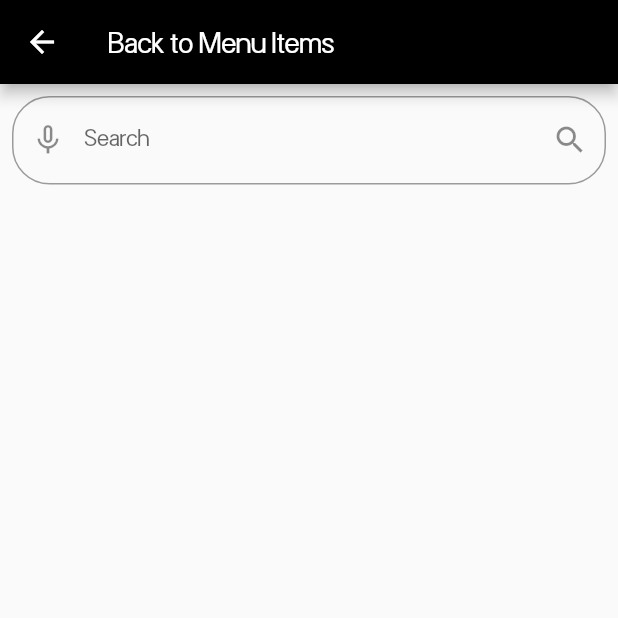
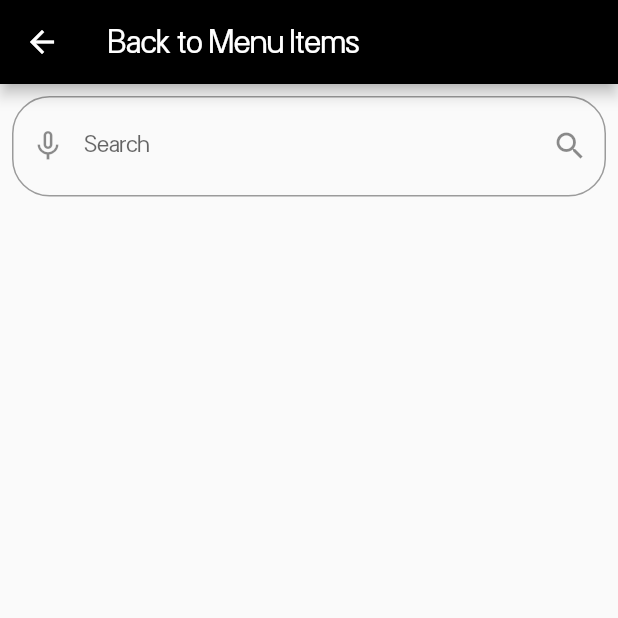
Before and after one commit to pedrosc1967/pro_insurance_dictionary, a Flutter app: the SearchScreen screen opened directly, on a phone screen of 412 x 824 dp, the top half of it. Run offline on Flutter 3.47's test engine with Material 2 defaults, Android fonts, the phone set to English and light mode, and no system bars; our stand-ins replace easy_localization, firebase_analytics, firebase_core, flutter_tts, package_info, sentry and 3 more; missing offline and left inert: onesignal_flutter, rate_my_app; accounts and stored records are empty.

Commit message:
Initial commit First version 1.0.0 on Friday, 8.oct.2021 New Icon

```diff
--- a/assets/translations/de-DE.json
+++ b/assets/translations/de-DE.json
@@ -16,7 +16,7 @@
   "alphabetical_index" : "Alphabetischer Index",
   "back_alpha" : "Zurück zum Alphabetischen Index",
   "back_menu" : "Zurück zu den Menüpunkten",
-  "share_text_android": "Dieses Wörterbuch ist sehr gut \n Schauen Sie es sich an: \n https://play.google.com/store/apps/details?id=com.aplanetbit.dictionary.insurance",
+  "share_text_android": "Dieses Wörterbuch ist sehr gut \n Schauen Sie es sich an: \n https://play.google.com/store/apps/details?id=com.aplanetbit.pro.dictionary.insurance",
   "share_text_ios" : "Dieses Wörterbuch ist sehr gut \n Schauen Sie es sich an:  \n https://apps.apple.com/us/app/dictionary-of-insurance/id1545741185",
   "share_subject" : "Sehr gutes Wörterbuch",
   "say_button" : "Sag es!",
--- a/assets/translations/en-US.json
+++ b/assets/translations/en-US.json
@@ -16,7 +16,7 @@
   "alphabetical_index" : "Alphabetical Index",
   "back_alpha" : "Back to Alphabetical Index",
   "back_menu" : "Back to Menu Items",
-  "share_text_android": "This dictionary is very good \n Have a look at it: \n https://play.google.com/store/apps/details?id=com.aplanetbit.dictionary.insurance",
+  "share_text_android": "This dictionary is very good \n Have a look at it: \n https://play.google.com/store/apps/details?id=com.aplanetbit.pro.dictionary.insurance",
   "share_text_ios" : "This dictionary is very good \n Have a look at it: \n https://apps.apple.com/us/app/dictionary-of-insurance/id1545741185",
   "share_subject" : "Very good dictionary",
   "say_button" : "Say it!",
--- a/assets/translations/es-ES.json
+++ b/assets/translations/es-ES.json
@@ -16,7 +16,7 @@
   "alphabetical_index" : "Índice alfabético",
   "back_alpha" : "Volver al índice alfabético",
   "back_menu" : "Volver al menú principal",
-  "share_text_android": "Este diccionario es muy bueno \n Échale un vistazo: \n https://play.google.com/store/apps/details?id=com.aplanetbit.dictionary.insurance",
+  "share_text_android": "Este diccionario es muy bueno \n Échale un vistazo: \n https://play.google.com/store/apps/details?id=com.aplanetbit.pro.dictionary.insurance",
   "share_text_ios" : "Este diccionario es muy bueno \n Échale un vistazo: \n https://apps.apple.com/us/app/dictionary-of-insurance/id1545741185",
   "share_subject" : "Un muy buen diccionario",
   "say_button" : "¡Dilo!",
--- a/assets/translations/fr-FR.json
+++ b/assets/translations/fr-FR.json
@@ -16,7 +16,7 @@
   "alphabetical_index" : "Index alphabétique",
   "back_alpha" : "Retour à l'index alphabétique",
   "back_menu" : "Retour au menu principal",
-  "share_text_android": "Ce dictionnaire est très bon \n Jetez-y un coup d'œil : \n https://play.google.com/store/apps/details?id=com.aplanetbit.dictionary.insurance",
+  "share_text_android": "Ce dictionnaire est très bon \n Jetez-y un coup d'œil : \n https://play.google.com/store/apps/details?id=com.aplanetbit.pro.dictionary.insurance",
   "share_text_ios" : "Ce dictionnaire est très bon \n Jetez-y un coup d'œil : \n https://apps.apple.com/us/app/dictionary-of-insurance/id1545741185",
   "share_subject" : "Un excellent dictionnaire",
   "say_button" : "Dites-le !",
--- a/assets/translations/it-IT.json
+++ b/assets/translations/it-IT.json
@@ -16,7 +16,7 @@
   "alphabetical_index" : "Torna all'Indice Alfabetico",
   "back_alpha" : "Torna all'Indice Alfabetico",
   "back_menu" : "Torna alle voci di Menu",
-  "share_text_android": "Questo dizionario è molto buono \n Date un'occhiata: \n https://play.google.com/store/apps/details?id=com.aplanetbit.dictionary.insurance",
+  "share_text_android": "Questo dizionario è molto buono \n Date un'occhiata: \n https://play.google.com/store/apps/details?id=com.aplanetbit.pro.dictionary.insurance",
   "share_text_ios" : "Questo dizionario è molto buono \n Date un'occhiata: \n https://apps.apple.com/us/app/dictionary-of-insurance/id1545741185",
   "share_subject" : "Un dizionario molto buono",
   "say_button" : "Dillo!",
--- a/lib/alphabetical_screen.dart
+++ b/lib/alphabetical_screen.dart
@@ -1,9 +1,9 @@
 import 'package:flutter/material.dart';
-import 'package:insurance_dictionary/alpha_searched_screen.dart';
+import 'package:pro_insurance_dictionary/alpha_searched_screen.dart';
 import 'dart:convert';
 import 'package:easy_localization/easy_localization.dart';
-import 'package:insurance_dictionary/utils/responsive.dart';
-import 'package:insurance_dictionary/constants.dart';
+import 'package:pro_insurance_dictionary/utils/responsive.dart';
+import 'package:pro_insurance_dictionary/constants.dart';
 
 // ignore: must_be_immutable
 class AlphabeticalScreen extends StatefulWidget {
--- a/lib/constants.dart
+++ b/lib/constants.dart
@@ -13,7 +13,7 @@ class Constants {
   static const String URLAplanetBitAndroid = 'https://aplanetbit.com';
   static const String URLAplanetBitiOS = 'https://aplanetbit.com/?page_id=1359';
   static const String URLRateUsAndroid =
-      'https://play.google.com/store/apps/details?id=com.aplanetbit.dictionary.insurance';
+      'https://play.google.com/store/apps/details?id=com.aplanetbit.pro.dictionary.insurance';
   static const String URLRateUSIOS =
       'https://apps.apple.com/us/app/dictionary-of-insurance/id1545741185?action=write-review';
   static const double heigthPercentFontSize = 2.7;
--- a/lib/destination.dart
+++ b/lib/destination.dart
@@ -1,11 +1,11 @@
 // import 'package:facebook_audience_network/facebook_audience_network.dart';
 import 'package:flutter/material.dart';
-import 'package:insurance_dictionary/tts_helper.dart';
+import 'package:pro_insurance_dictionary/tts_helper.dart';
 // import 'facebook_code.dart';
 import 'package:share/share.dart';
 import 'package:easy_localization/easy_localization.dart';
-import 'package:insurance_dictionary/utils/responsive.dart';
-import 'package:insurance_dictionary/constants.dart';
+import 'package:pro_insurance_dictionary/utils/responsive.dart';
+import 'package:pro_insurance_dictionary/constants.dart';
 
 // ignore: must_be_immutable...
 class Destination extends StatefulWidget {
--- a/lib/globals.dart
+++ b/lib/globals.dart
@@ -1,4 +1,4 @@
-library insurance_dictionary.globals;
+library pro_insurance_dictionary.globals;
 
 String dataFilename;
 String defaultLocale;
--- a/lib/search_screen.dart
+++ b/lib/search_screen.dart
@@ -2,9 +2,10 @@ import 'package:flutter/material.dart';
 import 'destination.dart';
 import 'dart:convert';
 import 'package:speech_to_text/speech_to_text.dart' as stt;
-import 'package:insurance_dictionary/globals.dart';
+import 'package:pro_insurance_dictionary/globals.dart';
 import 'package:easy_localization/easy_localization.dart';
-import 'package:insurance_dictionary/utils/responsive.dart';
+import 'package:pro_insurance_dictionary/utils/responsive.dart';
+import 'package:pro_insurance_dictionary/constants.dart';
 
 String query;
 String hint = 'search_voice'.tr();
@@ -43,7 +44,6 @@ filterSearchResults(query) async {
         .where((item) =>
             item['Entry'].toString().contains(query.toString().capitalize()))
         .toList();
-    // print(results);
     return results;
   } on FormatException {
     print('Unexpected character');
@@ -87,12 +87,15 @@ class _SearchScreenState extends State<SearchScreen> {
 
   @override
   Widget build(BuildContext context) {
+    final Responsive responsive = Responsive(context);
     return Scaffold(
       appBar: AppBar(
         backgroundColor: Colors.black,
         title: Text(
           'back_menu'.tr(),
-          style: TextStyle(fontSize: 20),
+          style: TextStyle(
+            fontSize: responsive.hp(Constants.heigthPercentFontSize),
+          ),
         ),
       ),
       body: Container(
@@ -113,6 +116,9 @@ class _SearchScreenState extends State<SearchScreen> {
                 decoration: InputDecoration(
                   labelText: 'search'.tr(),
                   hintText: hint,
+                  hintStyle: TextStyle(
+                    fontSize: responsive.hp(Constants.heigthPercentFontSize),
+                  ),
                   prefixIcon: IconButton(
                     onPressed: () {
                       voiceSearch();
@@ -187,7 +193,8 @@ class _SearchScreenState extends State<SearchScreen> {
                             style: TextStyle(
                               color: Colors.white,
                               // fontFamily: 'Raleway',
-                              fontSize: 18.0,
+                              fontSize: responsive
+                                  .hp(Constants.heigthPercentFontSize),
                             ),
                           ),
                         ),
--- a/lib/tts_helper.dart
+++ b/lib/tts_helper.dart
@@ -2,7 +2,7 @@ import 'dart:async';
 import 'package:flutter/material.dart';
 import 'package:flutter_tts/flutter_tts.dart';
 import 'dart:io' show Platform;
-import 'package:insurance_dictionary/globals.dart';
+import 'package:pro_insurance_dictionary/globals.dart';
 
 enum TtsState { playing, stopped }
 
--- a/pubspec.yaml
+++ b/pubspec.yaml
@@ -1,5 +1,5 @@
-name: insurance_dictionary
-description: Dictionary of insurance
+name: pro_insurance_dictionary
+description: Dictionary of insurance without ads
 
 # The following line prevents the package from being accidentally published to
 # pub.dev using `pub publish`. This is preferred for private packages.
@@ -15,7 +15,7 @@ publish_to: 'none' # Remove this line if you wish to publish to pub.dev
 # In iOS, build-name is used as CFBundleShortVersionString while build-number used as CFBundleVersion.
 # Read more about iOS versioning at
 # https://developer.apple.com/library/archive/documentation/General/Reference/InfoPlistKeyReference/Articles/CoreFoundationKeys.html
-version: 5.0.3+15
+version: 1.0.0+1
 
 environment:
   sdk: ">=2.7.0 <3.0.0"
```
Also changed, not shown: lib/alpha_searched_screen.dart (+7 -3 lines), lib/listentries.dart (+4 -4 lines), lib/main.dart (+7 -3 lines), 58 other files.
